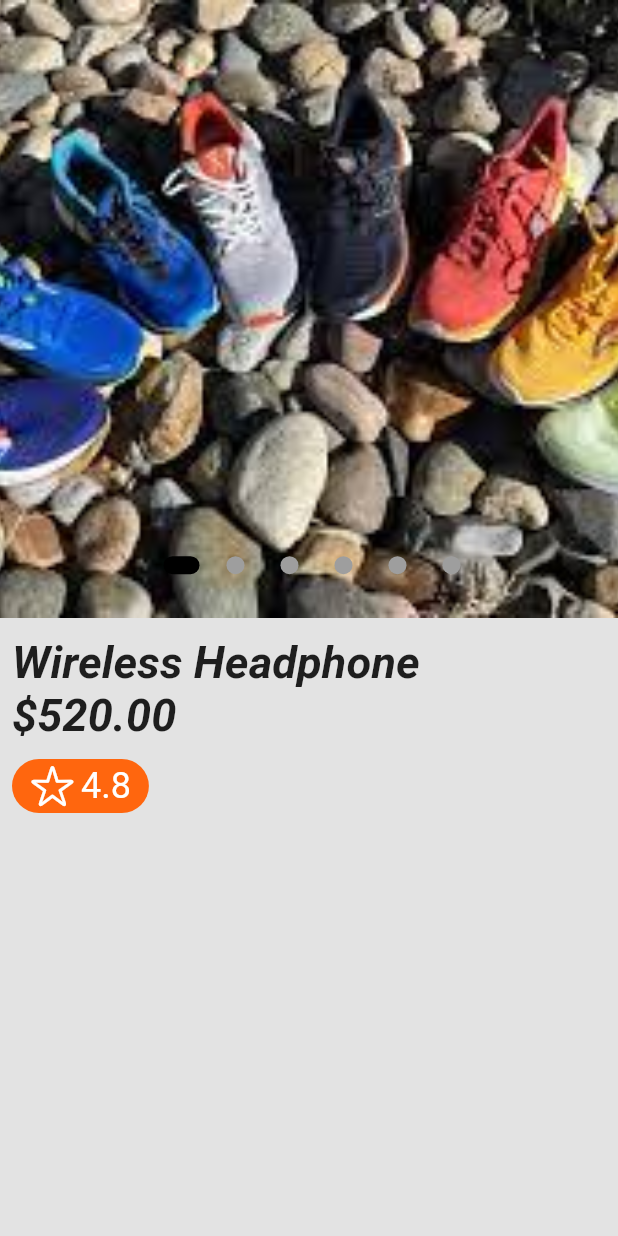
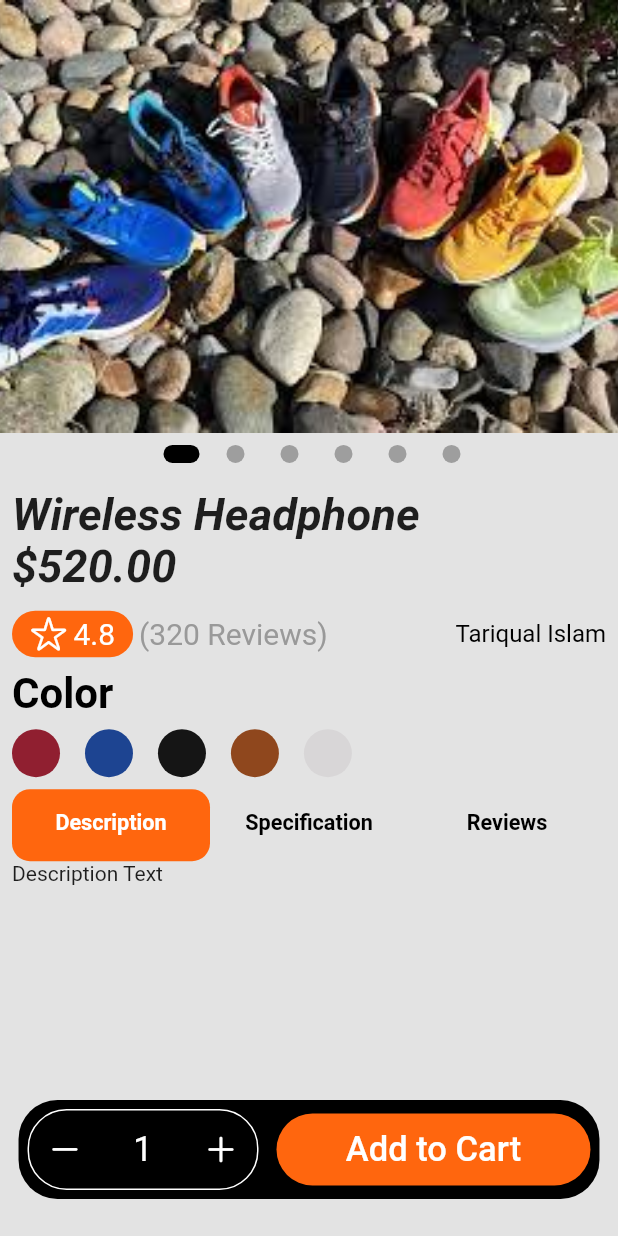
Before and after one commit to Sunny-india/ecommerce_dribbble, a Flutter app: the screen it shows after launch, on a phone screen of 412 x 824 dp. Run offline on Flutter 3.47's test engine with Material 2 defaults, Android fonts, the light colour scheme and no system bars; Roboto replaces fonts that are missing (Mulish-Italic).

Commit message:
ProductDetailModelPage completed with some doubts to be asked from Raunak bhaiya;

```diff
--- a/lib/product_detail_model_page.dart
+++ b/lib/product_detail_model_page.dart
@@ -10,7 +10,8 @@ class ProductDetailModelPage extends StatefulWidget {
   State<ProductDetailModelPage> createState() => _ProductDetailModelPageState();
 }
 
-class _ProductDetailModelPageState extends State<ProductDetailModelPage> {
+class _ProductDetailModelPageState extends State<ProductDetailModelPage>
+    with TickerProviderStateMixin {
   List<String> images = [
     'assets/images/shoe1.jpeg',
     'assets/images/shoe2.jpeg',
@@ -21,8 +22,18 @@ class _ProductDetailModelPageState extends State<ProductDetailModelPage> {
   ];
   int pageNumber = 0;
   PageController pageController = PageController();
+  List<Color> itemColorList = const <Color>[
+    Color(0xff901f30),
+    Color(0xff1d4491),
+    Color(0xff151515),
+    Color(0xff8f471d),
+    Color(0xffd8d6d7),
+  ];
+  late int recentTappedTab;
   @override
   Widget build(BuildContext context) {
+    TabController tabController = TabController(length: 3, vsync: this);
+
     Size size = MediaQuery.sizeOf(context);
     return Scaffold(
       backgroundColor: ColorConstants.roundContainerColor,
@@ -35,24 +46,25 @@ class _ProductDetailModelPageState extends State<ProductDetailModelPage> {
               child: buildSizedBoxWithPageView(size),
             ),
             Positioned(
-              top: size.height * .45,
+              top: size.height * .36,
               left: size.width * .25,
               child: buildRowForPageControllingDots(),
             ),
             Positioned(
               //todo: how to set width and height when landscape in all widgets
-              top: size.height * .5,
-              child: buildDownContainer(size),
+              top: size.height * .38,
+              child: buildDownContainer(size, tabController),
             )
           ],
         ),
       ),
+      bottomNavigationBar: buildBottomNavigationBarContainer(size),
     );
   }
 
   SizedBox buildSizedBoxWithPageView(Size size) {
     return SizedBox(
-      height: size.height * .5,
+      height: size.height * .35,
       width: size.width,
       child: PageView.builder(
           scrollDirection: Axis.horizontal,
@@ -100,13 +112,15 @@ class _ProductDetailModelPageState extends State<ProductDetailModelPage> {
     );
   }
 
-  Container buildDownContainer(Size size) {
-    return Container(
-      height: size.height * .5,
+  //
+  SizedBox buildDownContainer(Size size, TabController tabController) {
+    return SizedBox(
+      height: size.height * .38,
       width: size.width,
       //color: Colors.red,
       child: Padding(
         padding: const EdgeInsets.symmetric(horizontal: 8.0),
+        child: SingleChildScrollView(
           child: Column(
             crossAxisAlignment: CrossAxisAlignment.start,
             children: [
@@ -120,34 +134,214 @@ class _ProductDetailModelPageState extends State<ProductDetailModelPage> {
                     fontFamily: 'Mulish-Italic'),
               ),
               const SizedBox(height: 12),
+              buildRowInRow(),
+              const SizedBox(height: 8),
+              const Text(
+                'Color',
+                style: TextStyle(
+                    fontFamily: 'Mulish-Italic',
+                    color: Colors.black,
+                    fontWeight: FontWeight.bold,
+                    fontSize: 28),
+              ),
+              const SizedBox(height: 7),
+              // color chooser
+              SizedBox(
+                width: size.width * .55,
+                child: Row(
+                  mainAxisAlignment: MainAxisAlignment.spaceBetween,
+                  children: List.generate(itemColorList.length, (index) {
+                    return CircleAvatar(
+                      backgroundColor: itemColorList[index],
+                      radius: 16,
+                    );
+                  }),
+                ),
+              ),
+              const SizedBox(height: 8),
+              buildTabBarInColumn(size, tabController),
+            ],
+          ),
+        ),
+      ),
+    );
+  }
+
+  Row buildRowInRow() {
+    return Row(
+      mainAxisAlignment: MainAxisAlignment.spaceBetween,
+      children: [
         Row(
           children: [
             Container(
-                  padding:
-                      const EdgeInsets.symmetric(horizontal: 12, vertical: 3),
+              padding: const EdgeInsets.symmetric(horizontal: 12, vertical: 3),
               decoration: BoxDecoration(
                   borderRadius: BorderRadius.circular(22),
                   color: ColorConstants.orangeContainer),
-                  child: const Row(
+              child: buildOrangeContainerRow(),
+            ),
+            const SizedBox(width: 4),
+            Text(
+              '(320 Reviews)',
+              style: TextStyle(
+                  color: ColorConstants.textFormFieldIconColor, fontSize: 20),
+            ),
+          ],
+        ),
+        const Row(
+          //todo: how to  use RichTextSpan
+          // todo: how to make it work on different devices?
+          children: [
+            // Text(
+            //   'Seller: ',
+            //   style: TextStyle(color: Colors.black, fontSize: 20),
+            // ),
+            Text(
+              'Tariqual Islam',
+              style: TextStyle(color: Colors.black, fontSize: 16),
+            )
+          ],
+        ),
+      ],
+    );
+  }
+
+  Row buildOrangeContainerRow() {
+    return const Row(
       children: [
         Icon(
           CupertinoIcons.star,
           color: Colors.white,
-                        size: 30,
+          size: 25,
         ),
         SizedBox(width: 4),
         Text(
           '4.8',
-                        style: TextStyle(color: Colors.white, fontSize: 24),
+          style: TextStyle(color: Colors.white, fontSize: 20),
+        ),
+      ],
+    );
+  }
+
+  SizedBox buildTabBarInColumn(Size size, TabController tabController) {
+    return SizedBox(
+      height: size.height * .55,
+      child: Column(
+        children: [
+          TabBar(
+              labelStyle: TextStyle(
+                  fontSize: size.width * .035, fontWeight: FontWeight.bold),
+              unselectedLabelColor: Colors.black,
+              controller: tabController,
+              indicator: BoxDecoration(
+                  color: ColorConstants.orangeContainer,
+                  borderRadius: BorderRadius.circular(12)),
+              tabs: const [
+                Tab(
+                    child: Text(
+                  'Description',
+                )),
+                Tab(child: Text('Specification')),
+                Tab(child: Text('Reviews')),
+              ]),
+          Expanded(
+            child: TabBarView(
+              controller: tabController,
+              children: [
+                descriptionText(),
+                specificationText(),
+                reviewText(),
+              ],
+            ),
           ),
         ],
       ),
-                )
-              ],
+    );
+  } // ends build function here
+
+  Text descriptionText() {
+    return Text('Description Text');
+  } // ends descriptionText here
+
+  Text specificationText() {
+    return Text('Specification Text');
+  } // ends specificationText here;
+
+  Text reviewText() {
+    return Text('Review Text');
+  } // ends reviewText here;
+
+  Container buildBottomNavigationBarContainer(Size size) {
+    return Container(
+      height: size.height * .08,
+      margin: EdgeInsets.only(
+        bottom: size.height * .03,
+        left: size.width * .03,
+        right: size.width * .03,
+      ),
+      decoration: BoxDecoration(
+          borderRadius: BorderRadius.circular(26), color: Colors.black),
+      child: Row(
+        mainAxisAlignment: MainAxisAlignment.spaceEvenly,
+        children: [
+          //container for increasing and decreasing items
+          Expanded(
+            flex: 3,
+            child: Container(
+              constraints: const BoxConstraints(minHeight: 70),
+              margin: const EdgeInsets.symmetric(horizontal: 6, vertical: 6),
+              decoration: BoxDecoration(
+                borderRadius: BorderRadius.circular(26),
+                border: Border.all(color: Colors.white),
+                //color: Colors.black12,
+              ),
+              child: Row(
+                mainAxisAlignment: MainAxisAlignment.spaceBetween,
+                children: [
+                  IconButton(
+                    onPressed: () {},
+                    icon: const Icon(
+                      CupertinoIcons.minus,
+                      color: Colors.white,
+                    ),
+                  ),
+                  const Text(
+                    '1',
+                    style: TextStyle(color: Colors.white, fontSize: 23),
+                  ),
+                  IconButton(
+                    onPressed: () {},
+                    icon: const Icon(
+                      CupertinoIcons.plus,
+                      color: Colors.white,
+                    ),
                   ),
                 ],
               ),
             ),
+          ),
+          Expanded(
+            flex: 4,
+            child: Container(
+              margin: const EdgeInsets.symmetric(horizontal: 6, vertical: 6),
+              decoration: BoxDecoration(
+                borderRadius: BorderRadius.circular(26),
+                color: ColorConstants.orangeContainer,
+              ),
+              child: MaterialButton(
+                textColor: Colors.white,
+                onPressed: () {},
+                child: const Text(
+                  'Add to Cart',
+                  style: TextStyle(fontSize: 23),
+                ),
+              ),
+            ),
+          ),
+        ],
+      ),
     );
   }
-}
+
+//
+} // ends class here
```
Lines whose indentation alone changed are shown as unchanged.
